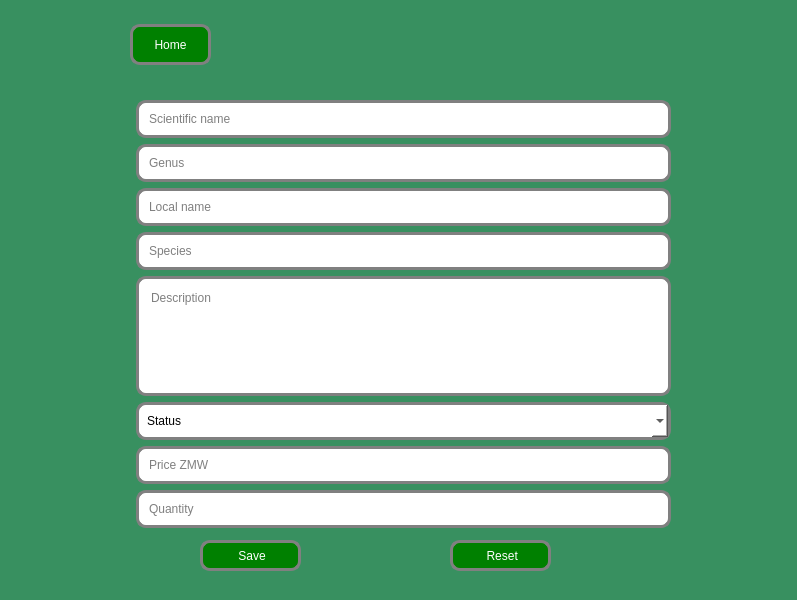
Qt form addplant.ui (Rabsoninnora/RoseGardenPlantCareSystem) before a commit.
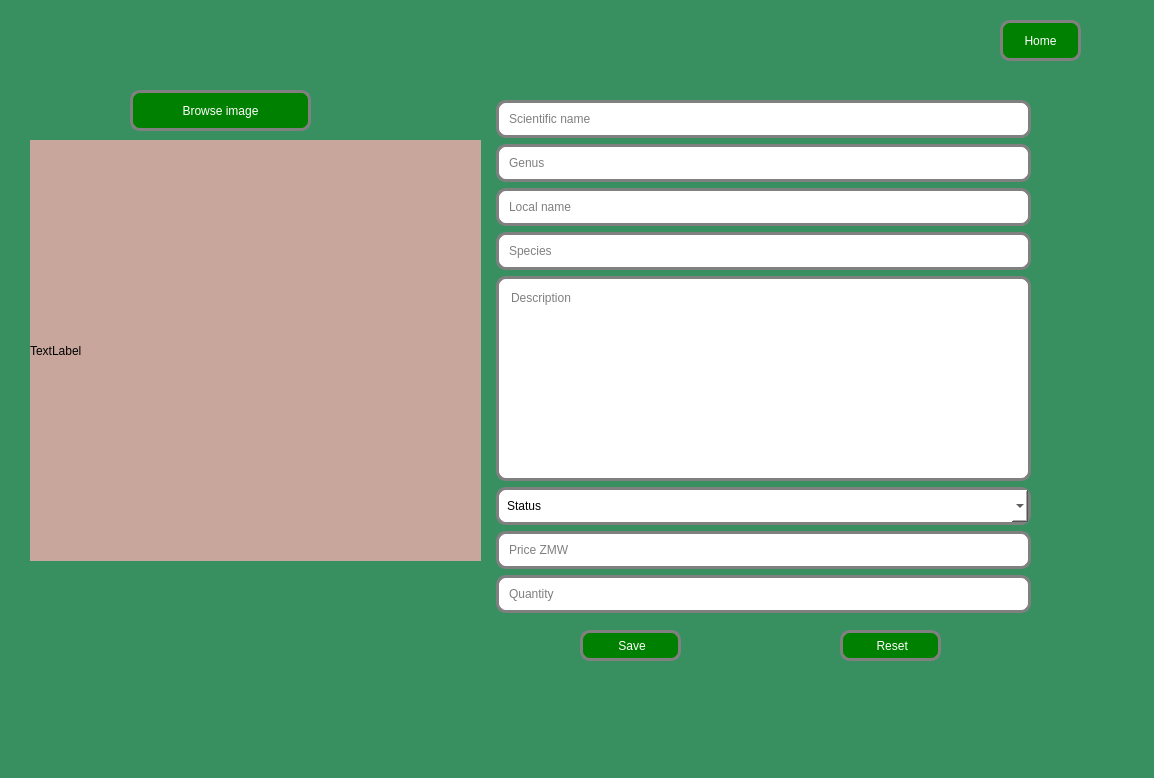
The same form after that commit. Icons and pictures are not drawn.

Commit message: added browse image code and modified ui for addplant

Patch:
```diff
--- a/addplant.ui
+++ b/addplant.ui
@@ -6,10 +6,22 @@
    <rect>
     <x>0</x>
     <y>0</y>
-    <width>797</width>
-    <height>600</height>
+    <width>1154</width>
+    <height>778</height>
    </rect>
   </property>
+  <property name="maximumSize">
+   <size>
+    <width>16777215</width>
+    <height>16777215</height>
+   </size>
+  </property>
+  <property name="focusPolicy">
+   <enum>Qt::TabFocus</enum>
+  </property>
+  <property name="acceptDrops">
+   <bool>true</bool>
+  </property>
   <property name="windowTitle">
    <string>The Rose Garden Nursery  System 1.0</string>
   </property>
@@ -27,10 +39,10 @@
   <widget class="QWidget" name="formLayoutWidget">
    <property name="geometry">
     <rect>
-     <x>130</x>
+     <x>490</x>
      <y>100</y>
      <width>541</width>
-     <height>428</height>
+     <height>513</height>
     </rect>
    </property>
    <layout class="QFormLayout" name="formLayout">
@@ -198,8 +210,8 @@
   <widget class="QPushButton" name="btnSave">
    <property name="geometry">
     <rect>
-     <x>200</x>
-     <y>540</y>
+     <x>580</x>
+     <y>630</y>
      <width>101</width>
      <height>31</height>
     </rect>
@@ -223,8 +235,8 @@
   <widget class="QPushButton" name="btnReset">
    <property name="geometry">
     <rect>
-     <x>450</x>
-     <y>540</y>
+     <x>840</x>
+     <y>630</y>
      <width>101</width>
      <height>31</height>
     </rect>
@@ -248,8 +260,8 @@
   <widget class="QPushButton" name="pushButton_btn_home">
    <property name="geometry">
     <rect>
-     <x>130</x>
-     <y>24</y>
+     <x>1000</x>
+     <y>20</y>
      <width>81</width>
      <height>41</height>
     </rect>
@@ -270,6 +282,47 @@
     <string>Home</string>
    </property>
   </widget>
+  <widget class="QPushButton" name="btn_browse_image">
+   <property name="geometry">
+    <rect>
+     <x>130</x>
+     <y>90</y>
+     <width>181</width>
+     <height>41</height>
+    </rect>
+   </property>
+   <property name="styleSheet">
+    <string notr="true">
+ QPushButton {
+  border:3px solid gray;
+  border-radius: 10px;
+  padding: 0 10px;
+  background: green;
+ font: 500 12pt ;
+ color: rgb(255, 255, 255);
+
+}</string>
+   </property>
+   <property name="text">
+    <string>Browse image</string>
+   </property>
+  </widget>
+  <widget class="QLabel" name="image_field">
+   <property name="geometry">
+    <rect>
+     <x>30</x>
+     <y>140</y>
+     <width>451</width>
+     <height>421</height>
+    </rect>
+   </property>
+   <property name="styleSheet">
+    <string notr="true">background-color: rgb(200, 166, 155);</string>
+   </property>
+   <property name="text">
+    <string>TextLabel</string>
+   </property>
+  </widget>
  </widget>
  <resources/>
  <connections/>
```
Left out of the diff: 3 changed lines with no effect on the pictures. The commit also changes 12 other files.
